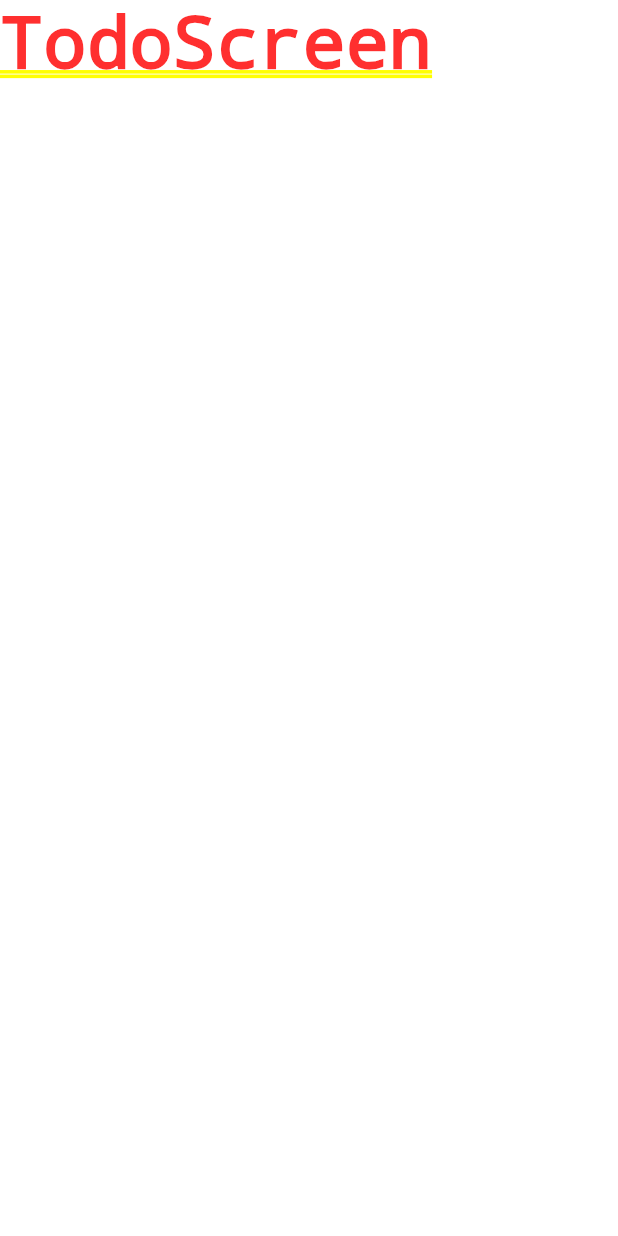
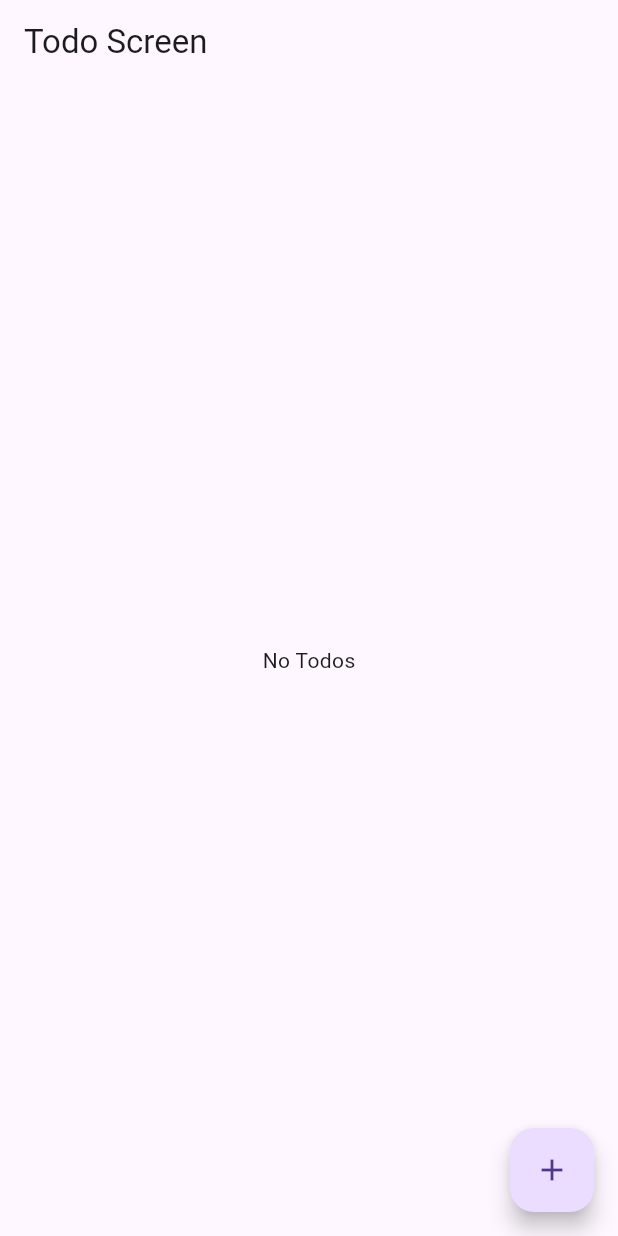
Before and after one commit to mtalharana/counter_app, a Flutter app: the screen it shows after launch, on a phone screen of 412 x 824 dp. Run offline on Flutter 3.47's test engine with Material 3 defaults, Android fonts, the phone set to English and light mode, and no system bars; our stand-ins replace bloc, equatable, flutter_bloc, image_picker.

Commit message:
Update project configuration files and refactor Todo app

```diff
--- a/lib/Todo_app/bloc/todo_bloc.dart
+++ b/lib/Todo_app/bloc/todo_bloc.dart
@@ -1,11 +1,10 @@
 import 'package:bloc/bloc.dart';
+import 'package:counter_app/Todo_app/bloc/todo_event.dart';
+import 'package:counter_app/Todo_app/bloc/todo_state.dart';
 import 'package:equatable/equatable.dart';
 
-part 'todo_event.dart';
-part 'todo_state.dart';
-
 class TodoBloc extends Bloc<TodoEvent, TodoState> {
-  TodoBloc() : super(TodoInitial()) {
+  TodoBloc() : super(const TodoState()) {
     on<TodoEvent>((event, emit) {
       // TODO: implement event handler
     });
--- a/lib/Todo_app/bloc/todo_event.dart
+++ b/lib/Todo_app/bloc/todo_event.dart
@@ -1,8 +1,26 @@
-part of 'todo_bloc.dart';
+import 'package:equatable/equatable.dart';
 
-sealed class TodoEvent extends Equatable {
+abstract class TodoEvent extends Equatable {
   const TodoEvent();
 
   @override
   List<Object> get props => [];
 }
+
+class AddTodoEvent extends TodoEvent {
+  final String todo;
+
+  const AddTodoEvent(this.todo);
+
+  @override
+  List<Object> get props => [todo];
+}
+
+class DeleteTodoEvent extends TodoEvent {
+  final String todo;
+
+  const DeleteTodoEvent(this.todo);
+
+  @override
+  List<Object> get props => [todo];
+}
--- a/lib/Todo_app/bloc/todo_state.dart
+++ b/lib/Todo_app/bloc/todo_state.dart
@@ -1,10 +1,11 @@
-part of 'todo_bloc.dart';
+import 'package:equatable/equatable.dart';
 
-sealed class TodoState extends Equatable {
-  const TodoState();
+class TodoState extends Equatable {
+  final List<String> todos;
+  const TodoState({
+    this.todos = const <String>[],
+  });
 
   @override
-  List<Object> get props => [];
+  List<Object> get props => [todos];
 }
-
-final class TodoInitial extends TodoState {}
--- a/lib/Todo_app/ui/todo_screen/todo_screen,.dart
+++ /dev/null
@@ -1,15 +0,0 @@
-import 'package:flutter/material.dart';
-
-class TodoScreen extends StatefulWidget {
-  const TodoScreen({super.key});
-
-  @override
-  State<TodoScreen> createState() => _TodoScreenState();
-}
-
-class _TodoScreenState extends State<TodoScreen> {
-  @override
-  Widget build(BuildContext context) {
-    return Text('TodoScreen');
-  }
-}
--- /dev/null
+++ b/lib/Todo_app/ui/todo_screen/todo_screen.dart
@@ -0,0 +1,47 @@
+import 'package:counter_app/Todo_app/bloc/todo_bloc.dart';
+import 'package:counter_app/Todo_app/bloc/todo_event.dart';
+import 'package:counter_app/Todo_app/bloc/todo_state.dart';
+import 'package:flutter/material.dart';
+import 'package:flutter_bloc/flutter_bloc.dart';
+
+class TodoAppScreen extends StatefulWidget {
+  const TodoAppScreen({super.key});
+
+  @override
+  State<TodoAppScreen> createState() => _TodoAppScreenState();
+}
+
+class _TodoAppScreenState extends State<TodoAppScreen> {
+  @override
+  Widget build(BuildContext context) {
+    return Scaffold(
+        appBar: AppBar(
+          title: const Text('Todo Screen'),
+        ),
+        floatingActionButton: FloatingActionButton(
+          onPressed: () {
+            context.read<TodoBloc>().add(
+                AddTodoEvent('Todo ${DateTime.now().millisecondsSinceEpoch}'));
+          },
+          child: const Icon(Icons.add),
+        ),
+        body: BlocBuilder<TodoBloc, TodoState>(
+          builder: (context, state) {
+            if (state.todos.isEmpty) {
+              return const Center(
+                child: Text('No Todos'),
+              );
+            } else {
+              return ListView.builder(
+                itemCount: 10,
+                itemBuilder: (context, index) {
+                  return ListTile(
+                    title: Text(state.todos[index]),
+                  );
+                },
+              );
+            }
+          },
+        ));
+  }
+}
--- a/lib/image_picker/bloc/image_picker_event.dart
+++ b/lib/image_picker/bloc/image_picker_event.dart
@@ -1,6 +1,6 @@
 part of 'image_picker_bloc.dart';
 
-sealed class ImagePickerEvent extends Equatable {
+abstract class ImagePickerEvent extends Equatable {
   const ImagePickerEvent();
 
   @override
--- a/lib/main.dart
+++ b/lib/main.dart
@@ -1,6 +1,7 @@
 // ignore_for_file: prefer_const_constructors
 
-import 'package:counter_app/Todo_app/ui/todo_screen/todo_screen,.dart';
+import 'package:counter_app/Todo_app/bloc/todo_bloc.dart';
+import 'package:counter_app/Todo_app/ui/todo_screen/todo_screen.dart';
 import 'package:counter_app/counter_app/bloc/counter_bloc.dart';
 import 'package:counter_app/counter_app/ui/counter_screen.dart';
 import 'package:counter_app/image_picker/bloc/image_picker_bloc.dart';
@@ -27,13 +28,14 @@ class MyApp extends StatelessWidget {
         ),
         BlocProvider(create: (context) => SwitchBloc()),
         BlocProvider(create: (context) => ImagePickerBloc(ImagePickerUtils())),
+        BlocProvider(create: (context) => TodoBloc()),
       ],
       child: MaterialApp(
         title: 'Flutter Demo',
         theme: ThemeData(
           primarySwatch: Colors.blue,
         ),
-        home: TodoScreen(),
+        home: TodoAppScreen(),
       ),
     );
   }
```
Also changed, not shown: 9 other files.
